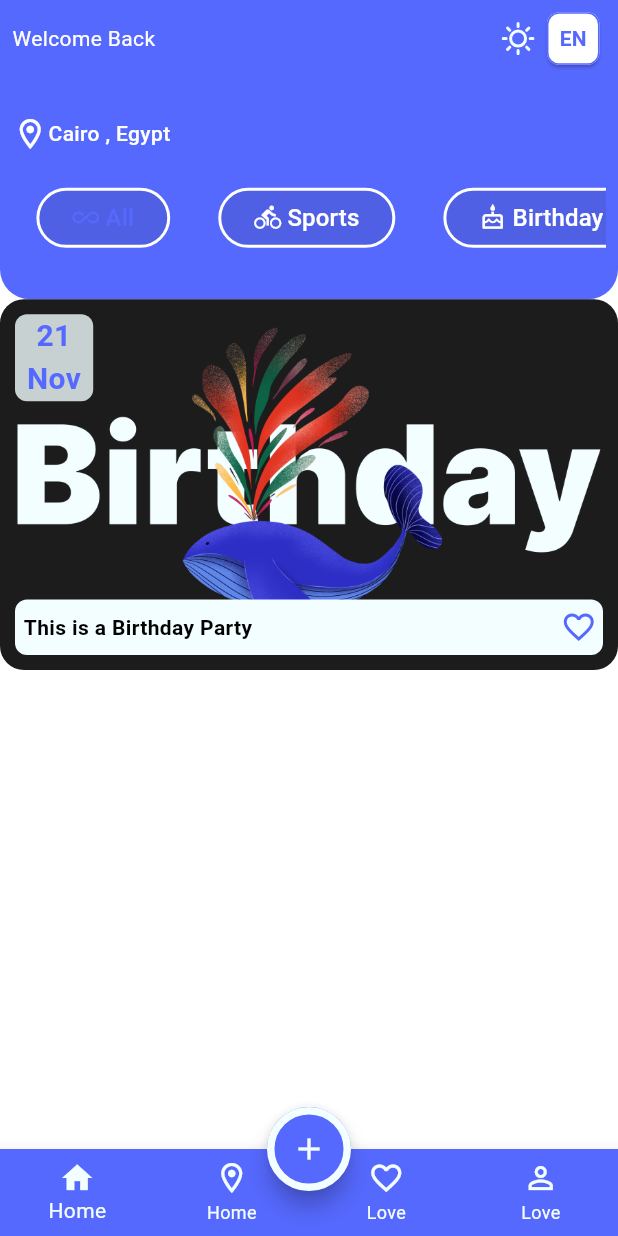
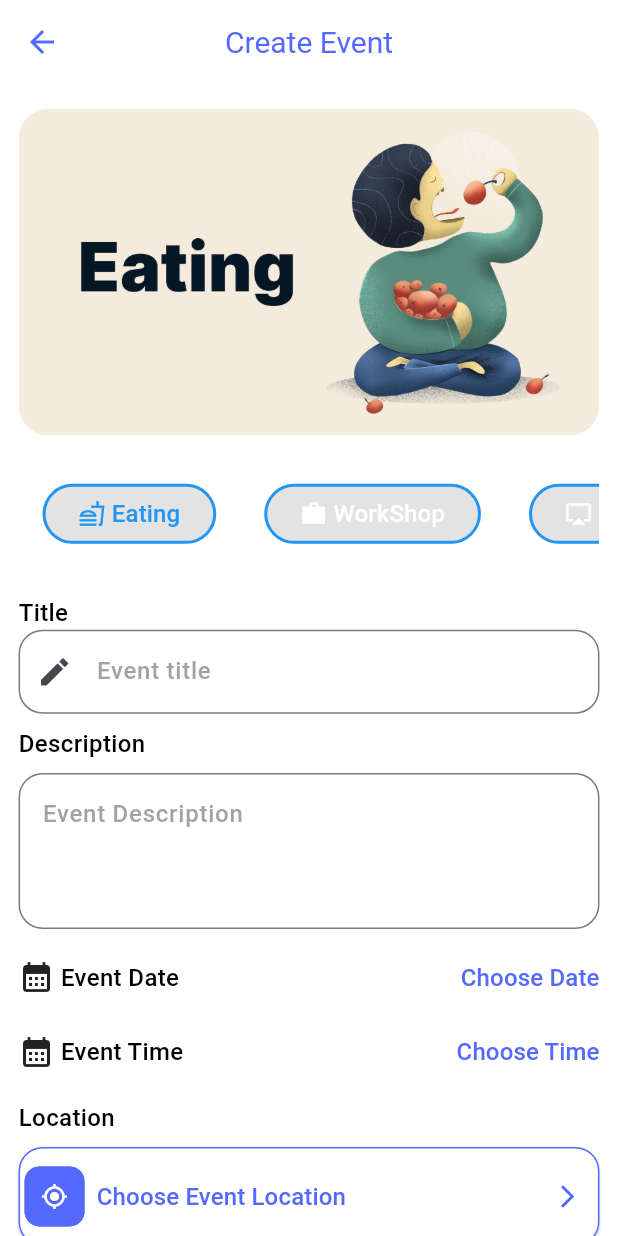
Before and after one commit to hesham81/evently_app, a Flutter app: the Home screen opened by its route, after a tap on the "add" icon, on a phone screen of 412 x 824 dp. Run offline on Flutter 3.47's test engine with Material 3 defaults, Android fonts, the light colour scheme and no system bars; our stand-ins replace bot_toast, cloud_firestore, firebase_auth, firebase_core, flutter_easyloading, flutter_svg and 3 more; accounts and stored records are empty.

Commit message:
end of create add new event

```diff
--- a/lib/core/theme/app_theme.dart
+++ b/lib/core/theme/app_theme.dart
@@ -7,6 +7,10 @@ abstract class AppTheme {
     appBarTheme: AppBarTheme(
       backgroundColor: Colors.transparent,
       centerTitle: true,
+      iconTheme: IconThemeData(
+        color: AppColors.secondary,
+      ),
+
     ),
   );
 }
--- a/lib/core/utils/firebase_services.dart
+++ b/lib/core/utils/firebase_services.dart
@@ -88,7 +88,7 @@ abstract class FirebaseAuthServices {
     }
   }
 
-  static getCurrentUser() {
+  static User? getCurrentUser() {
     User? user = _firebase.currentUser;
     print((user!.uid == null) ? null : user!.uid);
     return user == null ? null : user;
--- a/lib/core/utils/firestore_services.dart
+++ b/lib/core/utils/firestore_services.dart
@@ -1,6 +1,7 @@
 import 'dart:developer';
 
 import 'package:cloud_firestore/cloud_firestore.dart';
+import 'package:evently/core/utils/firebase_services.dart';
 
 import '../../models/event_model.dart';
 
@@ -40,4 +41,20 @@ abstract class FireStoreServices {
     value2 = value2.substring(0, 4);
     return "${value1}-${value2}-$date";
   }
+
+  static getEvents() async {
+    FirebaseFirestore.instance
+        .collection(collectionName)
+        .where("uid", isEqualTo: FirebaseAuthServices.getCurrentUser()!.uid)
+        .get()
+        .then(
+          (querySnapshot) {
+            log("Successfully Completed");
+            for(var docSnapshot in querySnapshot.docs) {
+              log(docSnapshot.data().toString());
+            }
+          },
+      onError: (error) => log("Failed to complete: $error")
+        );
+  }
 }
--- a/lib/core/widget/custom_text_form_field.dart
+++ b/lib/core/widget/custom_text_form_field.dart
@@ -15,6 +15,7 @@ class CustomTextFormField extends StatefulWidget {
   final TextStyle? hintStyle;
   final TextEditingController? controller;
   final validation? validator;
+  final int maxLine;
 
   const CustomTextFormField({
     super.key,
@@ -27,6 +28,7 @@ class CustomTextFormField extends StatefulWidget {
     this.hintStyle,
     this.controller,
     this.validator,
+     this.maxLine = 1 ,
   });
 
   @override
@@ -39,6 +41,7 @@ class _CustomTextFormFieldState extends State<CustomTextFormField> {
   @override
   Widget build(BuildContext context) {
     return TextFormField(
+      maxLines: widget.maxLine,
       validator: widget.validator,
       controller: widget.controller,
       obscureText: (widget.isPassword) ? visible : false,
@@ -114,13 +117,7 @@ class _CustomTextFormFieldState extends State<CustomTextFormField> {
                 ),
                 color: AppColors.greyColor.withAlpha(180),
               ).allPadding(9)
-            : widget.prefixIcon ??
-                ImageIcon(
-                  AssetImage(
-                    AppAssets.email,
-                  ),
-                  color: AppColors.greyColor.withAlpha(180),
-                ).allPadding(9),
+            : widget.prefixIcon,
       ),
     );
   }
--- a/lib/modules/home_screen/widget/tab_icons.dart
+++ b/lib/core/widget/tab_icons.dart
@@ -27,11 +27,11 @@ class TabIcons extends StatefulWidget {
 
   const TabIcons.createEvent({
     super.key,
-    this.btnColor,
-    this.borderColor,
+    this.btnColor ,
+    this.borderColor = Colors.blue,
     this.isSelected = false,
-    this.selectedColor,
-    this.unSelectedColor,
+    this.selectedColor = Colors.white,
+    this.unSelectedColor = Colors.blue,
     required this.icon,
     required this.text,
     this.callback,
@@ -48,8 +48,8 @@ class _TabIconsState extends State<TabIcons> {
       onPressed: widget.callback,
       style: ElevatedButton.styleFrom(
         backgroundColor: (widget.isSelected)
-            ? widget.selectedColor
-            : widget.btnColor ?? AppColors.secondary,
+            ? widget.btnColor
+            : widget.selectedColor ,
         shape: RoundedRectangleBorder(
           borderRadius: BorderRadius.circular(20),
           side: BorderSide(
--- a/lib/main.dart
+++ b/lib/main.dart
@@ -7,6 +7,7 @@ import 'package:firebase_core/firebase_core.dart';
 import 'package:flutter/material.dart';
 import 'package:flutter_easyloading/flutter_easyloading.dart';
 import 'firebase_options.dart';
+import 'modules/add_event/pages/add_event.dart';
 import 'modules/forget_password/pages/forget_password.dart';
 import 'modules/sign_in_screen/pages/sign_in_screen.dart';
 import 'modules/sign_up_screen/pages/sign_up_screen.dart';
@@ -41,6 +42,7 @@ class MyApp extends StatelessWidget {
         SignUpScreen.routeName: (context) => SignUpScreen(),
         Home.routeName: (context) => Home(),
         ForgetPassword.routeName: (context) => ForgetPassword(),
+        AddEvent.routeName: (context) => AddEvent(),
       },
     );
   }
--- /dev/null
+++ b/lib/modules/add_event/pages/add_event.dart
@@ -0,0 +1,310 @@
+import 'package:evently/core/utils/firestore_services.dart';
+import 'package:evently/models/event_model.dart';
+import 'package:flutter_easyloading/flutter_easyloading.dart';
+
+import '../../../core/utils/firebase_services.dart';
+import '/core/extensions/extensions.dart';
+import '/core/theme/app_colors.dart';
+import '/core/widget/custom_elevated_button.dart';
+import '/core/widget/custom_text_button.dart';
+import '/core/widget/custom_text_form_field.dart';
+import '/core/widget/tab_icons.dart';
+import 'package:flutter/material.dart';
+
+class AddEvent extends StatefulWidget {
+  static const routeName = '/add-event';
+
+  const AddEvent({super.key});
+
+  @override
+  State<AddEvent> createState() => _AddEventState();
+}
+
+class _AddEventState extends State<AddEvent> {
+  List<String> imagePaths = [
+    "assets/images/Book Club-1.png",
+    "assets/images/Book Club-2.png",
+    "assets/images/Book Club-3.png",
+    "assets/images/Book Club-4.png",
+    "assets/images/Book Club-5.png",
+    "assets/images/Book Club-6.png",
+    "assets/images/Book Club-7.png",
+    "assets/images/Book Club-8.png",
+  ];
+  List<String> category = [
+    "Eating",
+    "WorkShop",
+    "Holiday",
+    "Games",
+    "Meeting",
+    "Birthday",
+    "Sports",
+    "Exhibition",
+  ];
+  int selectedTabIndex = 0;
+  TextEditingController titleController = TextEditingController();
+  TextEditingController dateController = TextEditingController();
+  TextEditingController descriptionController = TextEditingController();
+
+  @override
+  Widget build(BuildContext context) {
+    return Scaffold(
+      appBar: AppBar(
+        backgroundColor: AppColors.whiteColor,
+        title: Text(
+          "Create Event",
+          style: TextStyle(
+            fontWeight: FontWeight.w400,
+            fontSize: 20.0,
+            color: AppColors.secondary,
+          ),
+        ),
+        leading: IconButton(
+          onPressed: () => Navigator.pop(context),
+          icon: Icon(
+            Icons.arrow_back,
+            color: AppColors.secondary,
+          ),
+        ),
+      ),
+      body: DefaultTabController(
+        length: category.length,
+        child: SingleChildScrollView(
+          child: Column(
+            crossAxisAlignment: CrossAxisAlignment.stretch,
+            children: [
+              0.02.horSpace,
+              ClipRRect(
+                borderRadius: BorderRadius.circular(20),
+                child: Image.asset(
+                  imagePaths[selectedTabIndex],
+                ),
+              ),
+              0.01.horSpace,
+              TabBar(
+                padding: EdgeInsets.symmetric(vertical: 20),
+                isScrollable: true,
+                indicatorColor: Colors.transparent,
+                dividerColor: Colors.transparent,
+                tabAlignment: TabAlignment.start,
+                onTap: _onTabClicked,
+                tabs: [
+                  TabIcons.createEvent(
+                    icon: Icons.fastfood_outlined,
+                    text: category[0],
+                    isSelected: (selectedTabIndex == 0),
+                  ),
+                  TabIcons.createEvent(
+                    icon: Icons.work_sharp,
+                    text: category[1],
+                    isSelected: (selectedTabIndex == 1),
+                  ),
+                  TabIcons.createEvent(
+                    icon: Icons.airplay,
+                    text: category[2],
+                    isSelected: (selectedTabIndex == 2),
+                  ),
+                  TabIcons.createEvent(
+                    icon: Icons.gamepad,
+                    text: category[3],
+                    isSelected: (selectedTabIndex == 3),
+                  ),
+                  TabIcons.createEvent(
+                    icon: Icons.meeting_room_outlined,
+                    text: category[4],
+                    isSelected: (selectedTabIndex == 4),
+                  ),
+                  TabIcons.createEvent(
+                    icon: Icons.cake_outlined,
+                    text: category[5],
+                    isSelected: (selectedTabIndex == 5),
+                  ),
+                  TabIcons.createEvent(
+                    icon: Icons.directions_bike_sharp,
+                    text: category[6],
+                    isSelected: (selectedTabIndex == 6),
+                  ),
+                  TabIcons.createEvent(
+                    icon: Icons.account_tree_outlined,
+                    text: category[7],
+                    isSelected: (selectedTabIndex == 7),
+                  ),
+                ],
+              ),
+              0.01.horSpace,
+              Text(
+                "Title",
+                style: TextStyle(
+                  fontSize: 16,
+                  fontWeight: FontWeight.w500,
+                  color: AppColors.blackColor,
+                ),
+              ),
+              CustomTextFormField(
+                controller: titleController,
+                hintText: "Event title ",
+                prefixIcon: Icon(Icons.mode_edit_sharp),
+              ),
+              0.01.horSpace,
+              Text(
+                "Description",
+                style: TextStyle(
+                  fontSize: 16,
+                  fontWeight: FontWeight.w500,
+                  color: AppColors.blackColor,
+                ),
+              ),
+              0.01.horSpace,
+              CustomTextFormField(
+                controller: descriptionController,
+                hintText: "Event Description ",
+                prefixIcon: null,
+                maxLine: 3,
+              ),
+              0.01.horSpace,
+              Row(
+                children: [
+                  Icon(Icons.calendar_month),
+                  0.01.verSpace,
+                  Text(
+                    "Event Date",
+                    style: TextStyle(
+                      fontSize: 16,
+                      fontWeight: FontWeight.w500,
+                      color: AppColors.blackColor,
+                    ),
+                  ),
+                  Spacer(),
+                  CustomTextButton(
+                    text: "Choose Date",
+                    callBack: () {},
+                    textStyle: TextStyle(
+                      fontSize: 16,
+                      fontWeight: FontWeight.w500,
+                      color: AppColors.secondary,
+                    ),
+                  ),
+                ],
+              ),
+              0.002.horSpace,
+              Row(
+                children: [
+                  Icon(Icons.calendar_month),
+                  0.01.verSpace,
+                  Text(
+                    "Event Time",
+                    style: TextStyle(
+                      fontSize: 16,
+                      fontWeight: FontWeight.w500,
+                      color: AppColors.blackColor,
+                    ),
+                  ),
+                  Spacer(),
+                  CustomTextButton(
+                    text: "Choose Time",
+                    callBack: () {},
+                    textStyle: TextStyle(
+                      fontSize: 16,
+                      fontWeight: FontWeight.w500,
+                      color: AppColors.secondary,
+                    ),
+                  ),
+                ],
+              ),
+              0.01.horSpace,
+              Text(
+                "Location",
+                style: TextStyle(
+                  fontSize: 16,
+                  fontWeight: FontWeight.w500,
+                  color: AppColors.blackColor,
+                ),
+              ),
+              0.01.horSpace,
+              SizedBox(
+                height: 0.08.height,
+                child: CustomElevatedButton(
+                  callBack: () {},
+                  backgroundColor: Colors.white,
+                  borderColor: AppColors.secondary,
+                  child: Row(
+                    children: [
+                      IconButton(
+                        onPressed: () {},
+                        style: IconButton.styleFrom(
+                          overlayColor: AppColors.secondary,
+                          backgroundColor: AppColors.secondary,
+                          shape: RoundedRectangleBorder(
+                            borderRadius: BorderRadius.circular(10),
+                            side: BorderSide(
+                              color: AppColors.secondary,
+                              width: 2,
+                            ),
+                          ),
+                        ),
+                        icon: Icon(
+                          Icons.gps_fixed,
+                          color: AppColors.whiteColor,
+                        ),
+                      ),
+                      0.01.verSpace,
+                      Text(
+                        "Choose Event Location",
+                        style: TextStyle(
+                          fontSize: 16,
+                          fontWeight: FontWeight.w500,
+                          color: AppColors.secondary,
+                        ),
+                      ),
+                      Spacer(),
+                      Icon(
+                        Icons.arrow_forward_ios,
+                        color: AppColors.secondary,
+                      ),
+                      0.03.verSpace,
+                    ],
+                  ),
+                ),
+              ),
+              0.01.horSpace,
+              CustomElevatedButton(
+                callBack: () {
+                  EasyLoading.show();
+                  EventModel model = EventModel(
+                    id: FireStoreServices.generateId(
+                      value1: titleController.text,
+                      value2: category[selectedTabIndex],
+                    ),
+                    event: descriptionController.text,
+                    uid: FirebaseAuthServices.getCurrentUser()!.uid,
+                    category: category[selectedTabIndex],
+                    eventDate: DateTime.now(),
+                    imagePath: imagePaths[selectedTabIndex],
+                  );
+                  FireStoreServices.addNewEvent(event: model);
+                  EasyLoading.dismiss();
+                  Navigator.pop(context);
+                },
+                padding: EdgeInsets.all(15),
+                text: Text(
+                  "Add Event",
+                  style: TextStyle(
+                    fontSize: 16,
+                    fontWeight: FontWeight.w500,
+                    color: AppColors.whiteColor,
+                  ),
+                ),
+              ),
+            ],
+          ).verPadding(0.03),
+        ),
+      ),
+    );
+  }
+
+  _onTabClicked(int index) {
+    setState(() {
+      selectedTabIndex = index;
+    });
+  }
+}
--- a/lib/modules/home_screen/pages/home.dart
+++ b/lib/modules/home_screen/pages/home.dart
@@ -3,8 +3,9 @@ import 'dart:developer';
 import 'package:evently/core/utils/firebase_services.dart';
 import 'package:evently/core/utils/firestore_services.dart';
 import 'package:evently/core/widget/category_widget.dart';
+import 'package:evently/modules/add_event/pages/add_event.dart';
 import 'package:evently/modules/home_screen/widget/event_cart.dart';
-import 'package:evently/modules/home_screen/widget/tab_icons.dart';
+import 'package:evently/core/widget/tab_icons.dart';
 import 'package:evently/modules/splash_screen/pages/splash_screen.dart';
 import 'package:firebase_auth/firebase_auth.dart';
 import 'package:flutter_easyloading/flutter_easyloading.dart';
@@ -41,7 +42,12 @@ class _HomeState extends State<Home> {
   Widget build(BuildContext context) {
     return Scaffold(
       floatingActionButton: FloatingActionButton(
-        onPressed: () {},
+        onPressed: () {
+          Navigator.pushNamed(
+            context,
+            AddEvent.routeName,
+          );
+        },
         backgroundColor: AppColors.secondary,
         shape: CircleBorder(
           side: BorderSide(
--- a/lib/modules/home_screen/widget/event_cart.dart
+++ b/lib/modules/home_screen/widget/event_cart.dart
@@ -1,6 +1,5 @@
-import 'package:evently/core/extensions/dimensions.dart';
-import 'package:evently/core/extensions/extensions.dart';
-import 'package:evently/core/theme/app_colors.dart';
+import '/core/extensions/extensions.dart';
+import '/core/theme/app_colors.dart';
 import 'package:flutter/material.dart';
 
 class EventCart extends StatefulWidget {
```
Also changed, not shown: assets/images/Book Club-1.png (added), assets/images/Book Club-2.png (added), assets/images/Book Club-3.png (added), assets/images/Book Club-4.png (added), assets/images/Book Club-5.png (added), assets/images/Book Club-6.png (added), assets/images/Book Club-7.png (added), assets/images/Book Club-8.png (added).
